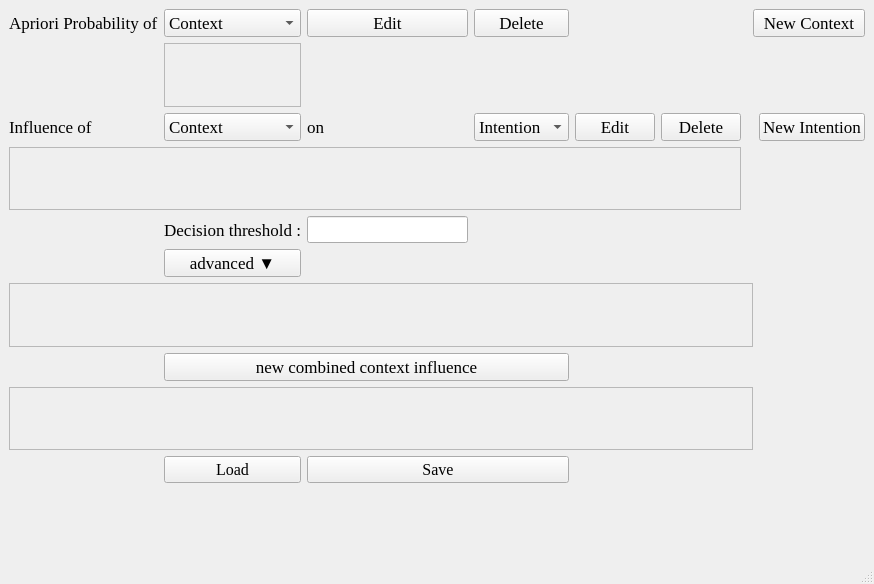
This is CoBaIR/configurator.ui in dfki-ric/CoBaIR as Qt 5 draws it before an edit. The edited form follows.
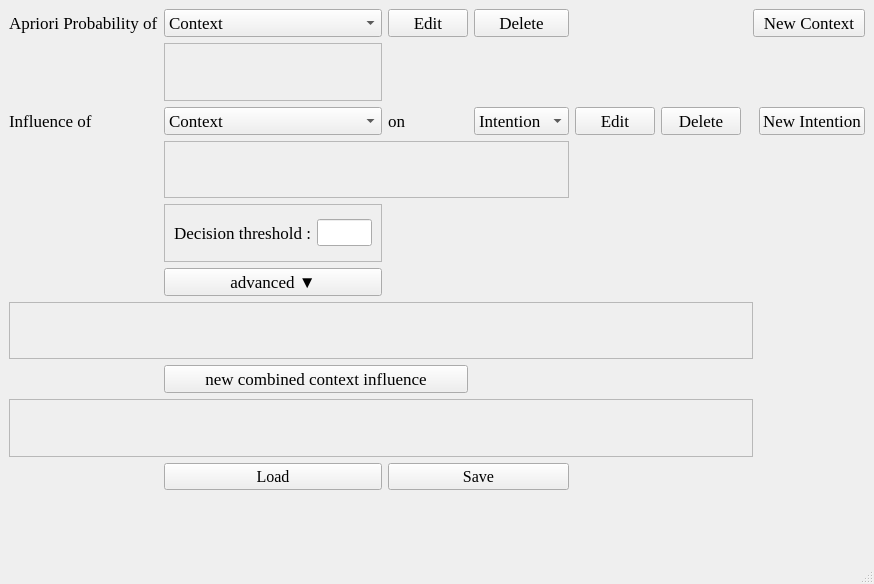
This is the edited form.

Commit message: label alignment

```diff
--- a/CoBaIR/configurator.ui
+++ b/CoBaIR/configurator.ui
@@ -57,6 +57,19 @@
       </item>
      </widget>
     </item>
+    <item row="7" column="1" colspan="2">
+     <widget class="QPushButton" name="new_combined_influence_button">
+      <property name="font">
+       <font>
+        <family>Times New Roman</family>
+        <pointsize>13</pointsize>
+       </font>
+      </property>
+      <property name="text">
+       <string>new combined context influence</string>
+      </property>
+     </widget>
+    </item>
     <item row="2" column="2">
      <widget class="QLabel" name="on_label">
       <property name="font">
@@ -111,6 +124,24 @@
       </property>
      </widget>
     </item>
+    <item row="3" column="1" colspan="3">
+     <widget class="QFrame" name="influencing_context_frame">
+      <property name="enabled">
+       <bool>true</bool>
+      </property>
+      <property name="frameShape">
+       <enum>QFrame::StyledPanel</enum>
+      </property>
+      <property name="frameShadow">
+       <enum>QFrame::Raised</enum>
+      </property>
+      <layout class="QGridLayout" name="gridLayout_3">
+       <property name="verticalSpacing">
+        <number>10</number>
+       </property>
+      </layout>
+     </widget>
+    </item>
     <item row="2" column="0">
      <widget class="QLabel" name="intention_label_frame">
       <property name="font">
@@ -211,81 +242,15 @@
       </property>
      </widget>
     </item>
-    <item row="2" column="1">
-     <widget class="QComboBox" name="influencing_context_selection">
-      <property name="font">
-       <font>
-        <family>Times New Roman</family>
-        <pointsize>13</pointsize>
-       </font>
-      </property>
-      <item>
-       <property name="text">
-        <string>Context</string>
-       </property>
-      </item>
-     </widget>
-    </item>
-    <item row="1" column="1">
-     <widget class="QFrame" name="context_selected_frame">
+    <item row="8" column="0" colspan="8">
+     <widget class="QFrame" name="canvas_frame">
       <property name="frameShape">
        <enum>QFrame::StyledPanel</enum>
       </property>
       <property name="frameShadow">
        <enum>QFrame::Raised</enum>
       </property>
-      <layout class="QGridLayout" name="gridLayout_2">
-       <property name="verticalSpacing">
-        <number>10</number>
-       </property>
-      </layout>
-     </widget>
-    </item>
-    <item row="0" column="7" colspan="2">
-     <widget class="QPushButton" name="new_context_button">
-      <property name="font">
-       <font>
-        <family>Times New Roman</family>
-        <pointsize>13</pointsize>
-       </font>
-      </property>
-      <property name="text">
-       <string>New Context</string>
-      </property>
-     </widget>
-    </item>
-    <item row="4" column="1" colspan="1">
-     <widget class="QLabel" name="decision_threshold">
-      <property name="font">
-       <font>
-        <family>Times New Roman</family>
-        <pointsize>13</pointsize>
-       </font>
-      </property>
-      <property name="contextMenuPolicy">
-       <enum>Qt::PreventContextMenu</enum>
-      </property>
-      <property name="layoutDirection">
-       <enum>Qt::RightToLeft</enum>
-      </property>
-      <property name="text">
-       <string>Decision threshold :</string>
-      </property>
-      <property name="alignment">
-       <set>Qt::AlignRight|Qt::AlignTrailing|Qt::AlignVCenter</set>
-      </property>
-     </widget>
-    </item>
-    <item row="4" column="2" colspan="1">
-     <widget class="QLineEdit" name="decision_threshold_entry">
-      <property name="font">
-       <font>
-        <pointsize>12</pointsize>
-       </font>
-      </property>
-      <property name="text">
-       <string/>
-      </property>
+      <layout class="QGridLayout" name="gridLayout"/>
      </widget>
     </item>
     <item row="6" column="0" colspan="8">
@@ -312,17 +277,19 @@
       </widget>
      </widget>
     </item>
-    <item row="7" column="1" colspan="3">
-     <widget class="QPushButton" name="new_combined_influence_button">
+    <item row="2" column="1">
+     <widget class="QComboBox" name="influencing_context_selection">
       <property name="font">
        <font>
         <family>Times New Roman</family>
         <pointsize>13</pointsize>
        </font>
       </property>
-      <property name="text">
-       <string>new combined context influence</string>
-      </property>
+      <item>
+       <property name="text">
+        <string>Context</string>
+       </property>
+      </item>
      </widget>
     </item>
     <item row="9" column="2" colspan="2">
@@ -338,35 +305,81 @@
       </property>
      </widget>
     </item>
-    <item row="8" column="0" colspan="8">
-     <widget class="QFrame" name="canvas_frame">
+    <item row="1" column="1">
+     <widget class="QFrame" name="context_selected_frame">
       <property name="frameShape">
        <enum>QFrame::StyledPanel</enum>
       </property>
       <property name="frameShadow">
        <enum>QFrame::Raised</enum>
       </property>
-      <layout class="QGridLayout" name="gridLayout"/>
-     </widget>
-    </item>
-    <item row="3" column="0" colspan="6">
-     <widget class="QFrame" name="influencing_context_frame">
-      <property name="enabled">
-       <bool>true</bool>
-      </property>
-      <property name="frameShape">
-       <enum>QFrame::StyledPanel</enum>
-      </property>
-      <property name="frameShadow">
-       <enum>QFrame::Raised</enum>
-      </property>
-      <layout class="QGridLayout" name="gridLayout_3">
+      <layout class="QGridLayout" name="gridLayout_2">
        <property name="verticalSpacing">
         <number>10</number>
        </property>
       </layout>
      </widget>
     </item>
+    <item row="0" column="7" colspan="2">
+     <widget class="QPushButton" name="new_context_button">
+      <property name="font">
+       <font>
+        <family>Times New Roman</family>
+        <pointsize>13</pointsize>
+       </font>
+      </property>
+      <property name="text">
+       <string>New Context</string>
+      </property>
+     </widget>
+    </item>
+    <item row="4" column="1">
+     <widget class="QFrame" name="frame">
+      <property name="frameShape">
+       <enum>QFrame::StyledPanel</enum>
+      </property>
+      <property name="frameShadow">
+       <enum>QFrame::Raised</enum>
+      </property>
+      <layout class="QGridLayout" name="gridLayout_4">
+       <item row="0" column="0">
+        <widget class="QLabel" name="decision_threshold">
+         <property name="font">
+          <font>
+           <family>Times New Roman</family>
+           <pointsize>13</pointsize>
+          </font>
+         </property>
+         <property name="contextMenuPolicy">
+          <enum>Qt::PreventContextMenu</enum>
+         </property>
+         <property name="layoutDirection">
+          <enum>Qt::RightToLeft</enum>
+         </property>
+         <property name="text">
+          <string>Decision threshold :</string>
+         </property>
+         <property name="alignment">
+          <set>Qt::AlignRight|Qt::AlignTrailing|Qt::AlignVCenter</set>
+         </property>
+        </widget>
+       </item>
+       <item row="0" column="1">
+        <widget class="QLineEdit" name="decision_threshold_entry">
+         <property name="font">
+          <font>
+           <family>Times New Roman</family>
+           <pointsize>12</pointsize>
+          </font>
+         </property>
+         <property name="text">
+          <string/>
+         </property>
+        </widget>
+       </item>
+      </layout>
+     </widget>
+    </item>
    </layout>
   </widget>
   <widget class="QMenuBar" name="menubar">
```
